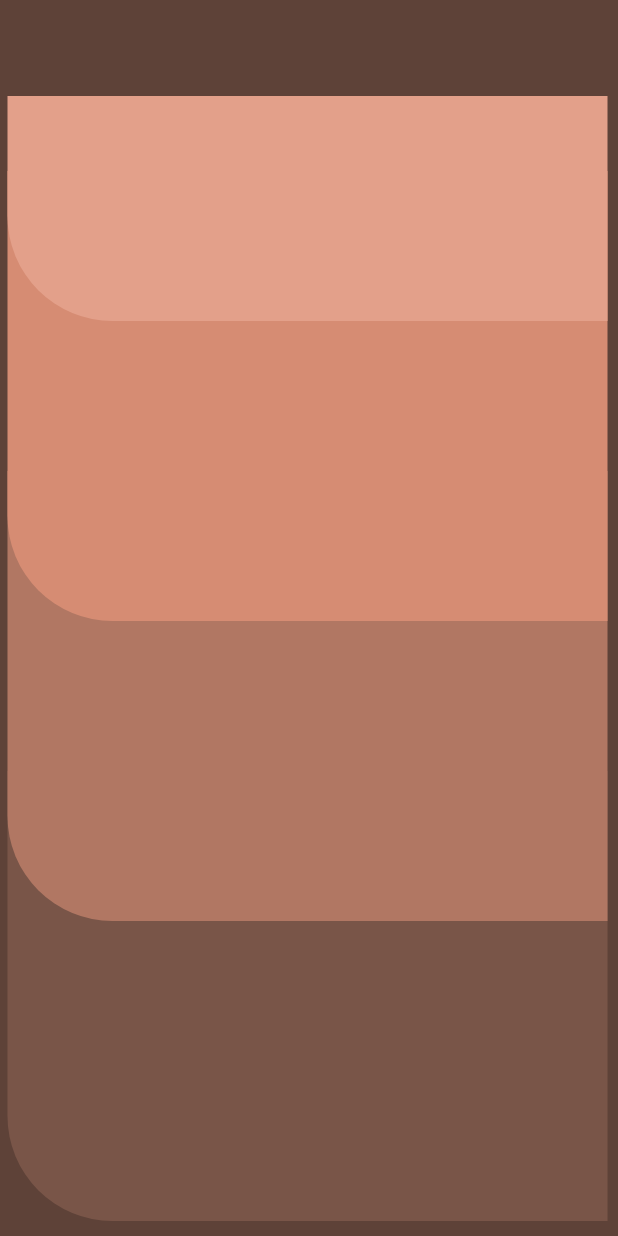
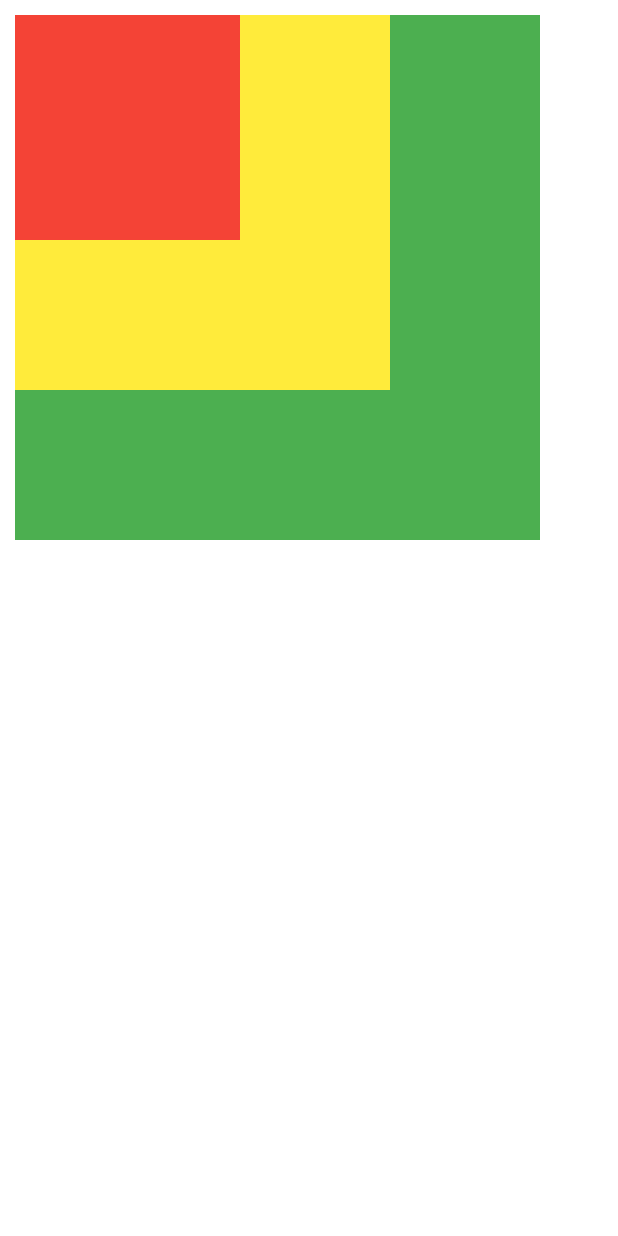
Before and after one commit to sardorergashaliyev/3-homework, a Flutter app: the screen it shows after launch, on a phone screen of 412 x 824 dp. Run offline on Flutter 3.47's test engine with Material 2 defaults, Android fonts, the light colour scheme and no system bars.

Commit message:
Oltinchi vazifa

```diff
--- /dev/null
+++ b/lib/3.6.dart
@@ -0,0 +1,39 @@
+import 'package:flutter/material.dart';
+
+class SixHomework extends StatelessWidget {
+  const SixHomework({super.key});
+
+  @override
+  Widget build(BuildContext context) {
+    return MaterialApp(
+        home: Container(
+      color: Colors.white,
+      child: Stack(children: [
+        Positioned(
+            top: 10,
+            left: 10,
+            child: Container(
+              height: 350,
+              width: 350,
+              color: Colors.green,
+            )),
+        Positioned(
+            top: 10,
+            left: 10,
+            child: Container(
+              height: 250,
+              width: 250,
+              color: Colors.yellow,
+            )),
+        Positioned(
+            top: 10,
+            left: 10,
+            child: Container(
+              height: 150,
+              width: 150,
+              color: Colors.red,
+            )),
+      ]),
+    ));
+  }
+}
--- a/lib/main.dart
+++ b/lib/main.dart
@@ -6,7 +6,8 @@ import '3.2.dart';
 import '3.3.dart';
 import '3.4.dart';
 import '3.5.dart';
+import '3.6.dart';
 
 void main() {
-  runApp(const FiveHomework());
+  runApp(const SixHomework());
 }
```
